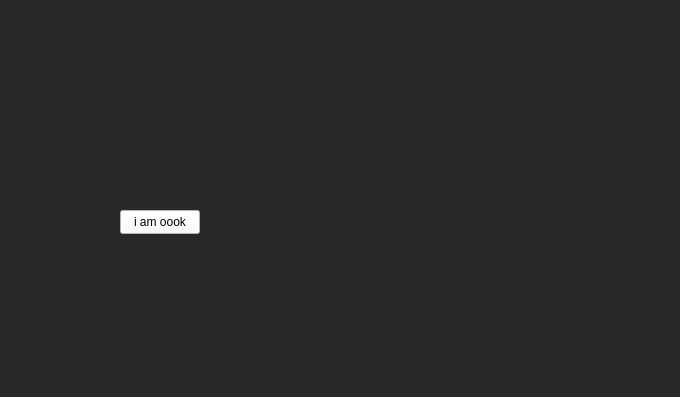
The window that Robogotchi/widget.ui (drhugoz/Robogotchi) describes before a commit, drawn with Qt 5; both pictures show x 120 to 800 and y 0 to 397 of the 800 by 600 pixel window.
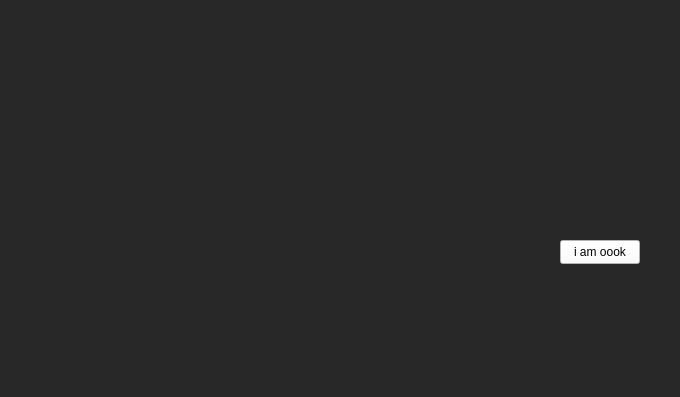
The same window after the commit.

Diff of the .ui file:
```diff
--- a/Robogotchi/widget.ui
+++ b/Robogotchi/widget.ui
@@ -25,8 +25,8 @@
   <widget class="QPushButton" name="pushButton">
    <property name="geometry">
     <rect>
-     <x>240</x>
-     <y>210</y>
+     <x>680</x>
+     <y>240</y>
      <width>80</width>
      <height>24</height>
     </rect>
```
